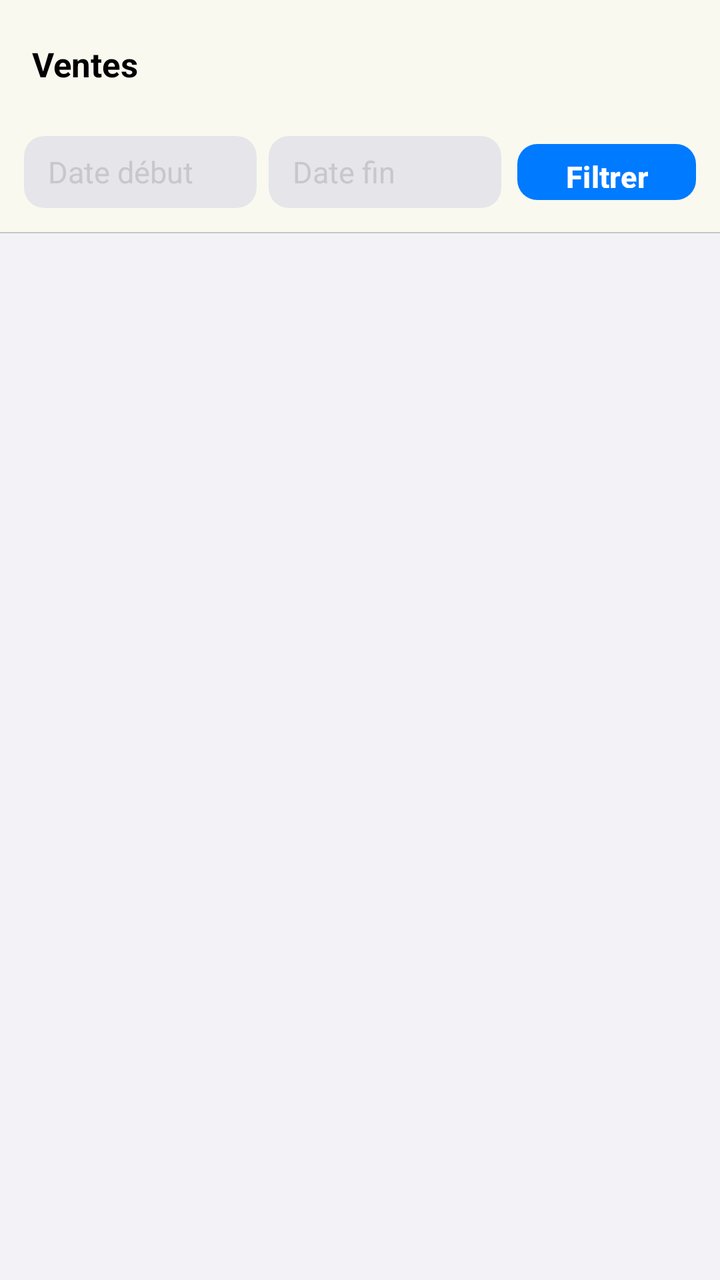
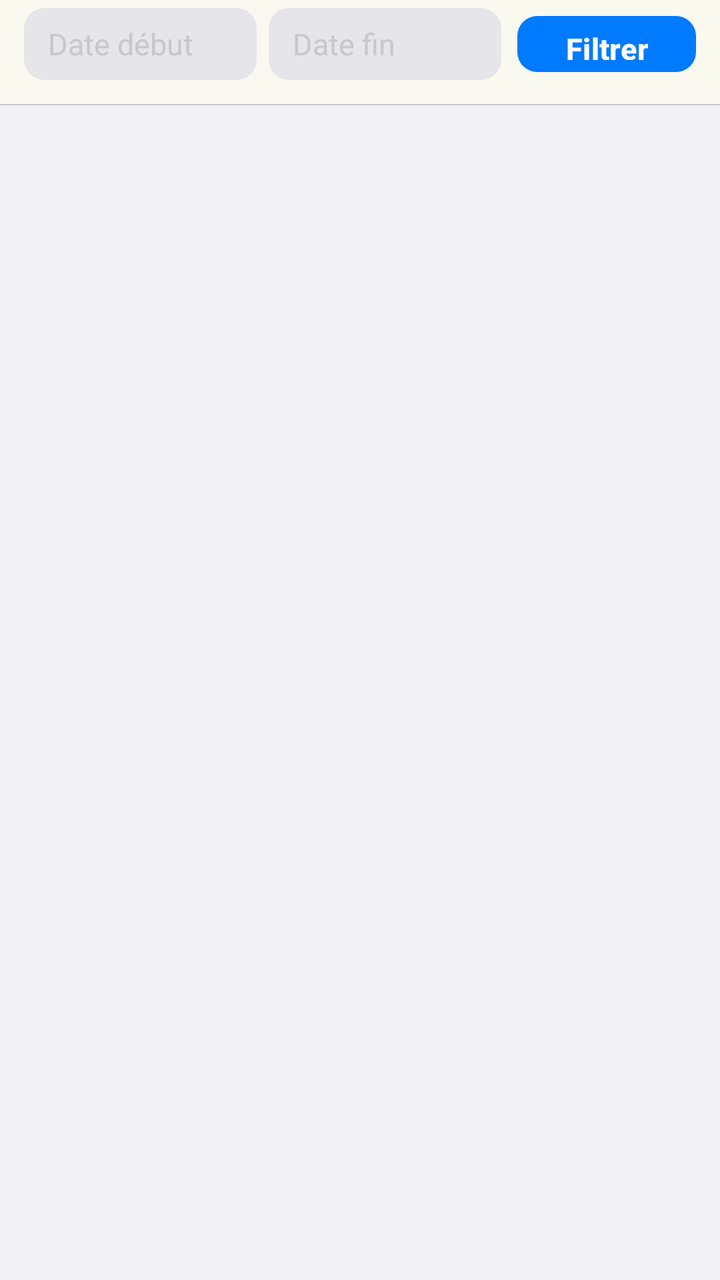

Two renders of the same Android screen: before a commit and after it. Below are the layout's source before the change and the commit's diff.
<!-- AndroidManifest.xml: application theme Theme.MyAdermoShop -->
<!-- res/layout/fragment_sells.xml -->
<?xml version="1.0" encoding="utf-8"?>
<androidx.coordinatorlayout.widget.CoordinatorLayout
    xmlns:android="http://schemas.android.com/apk/res/android"
    xmlns:app="http://schemas.android.com/apk/res-auto"
    android:layout_width="match_parent"
    android:layout_height="match_parent"
    android:background="@color/ios_bg">

    <com.google.android.material.appbar.AppBarLayout
        android:layout_width="match_parent"
        android:layout_height="wrap_content"
        android:background="@color/ios_nav"
        app:elevation="0dp">
        <com.google.android.material.appbar.MaterialToolbar
            android:layout_width="match_parent"
            android:layout_height="?attr/actionBarSize"
            android:background="@color/ios_nav"
            app:title="Ventes"
            app:titleTextAppearance="@style/T.NavTitle"/>
        
        <LinearLayout
            android:layout_width="match_parent"
            android:layout_height="52dp"
            android:gravity="center_vertical"
            android:orientation="horizontal"
            android:paddingStart="12dp"
            android:paddingEnd="12dp"
            android:paddingBottom="8dp">
            <com.google.android.material.card.MaterialCardView
                android:layout_width="0dp"
                android:layout_weight="1"
                android:layout_height="36dp"
                android:layout_marginEnd="6dp"
                app:cardBackgroundColor="@color/ios_fill"
                app:cardCornerRadius="10dp"
                app:cardElevation="0dp"
                app:strokeWidth="0dp">
                <EditText
                    android:id="@+id/editTextStartDate"
                    android:layout_width="match_parent"
                    android:layout_height="match_parent"
                    android:background="@null"
                    android:clickable="true"
                    android:focusable="false"
                    android:hint="Date début"
                    android:paddingStart="12dp"
                    android:singleLine="true"
                    android:textColor="@color/ios_label"
                    android:textColorHint="@color/ios_placeholder"
                    android:textSize="15sp"/>
            </com.google.android.material.card.MaterialCardView>
            <com.google.android.material.card.MaterialCardView
                android:layout_width="0dp"
                android:layout_weight="1"
                android:layout_height="36dp"
                android:layout_marginEnd="8dp"
                app:cardBackgroundColor="@color/ios_fill"
                app:cardCornerRadius="10dp"
                app:cardElevation="0dp"
                app:strokeWidth="0dp">
                <EditText
                    android:id="@+id/editTextEndDate"
                    android:layout_width="match_parent"
                    android:layout_height="match_parent"
                    android:background="@null"
                    android:clickable="true"
                    android:focusable="false"
                    android:hint="Date fin"
                    android:paddingStart="12dp"
                    android:singleLine="true"
                    android:textColor="@color/ios_label"
                    android:textColorHint="@color/ios_placeholder"
                    android:textSize="15sp"/>
            </com.google.android.material.card.MaterialCardView>
            <com.google.android.material.button.MaterialButton
                android:id="@+id/buttonFilter"
                android:layout_width="wrap_content"
                android:layout_height="36dp"
                android:text="Filtrer"
                android:textColor="@color/ios_btn_text"
                android:textSize="15sp"
                android:textStyle="bold"
                android:stateListAnimator="@null"
                app:backgroundTint="@color/ios_btn"
                app:cornerRadius="10dp"
                app:elevation="0dp"/>
        </LinearLayout>
        <View android:layout_width="match_parent" android:layout_height="0.5dp" android:background="@color/ios_sep"/>
    </com.google.android.material.appbar.AppBarLayout>

    <androidx.recyclerview.widget.RecyclerView
        android:id="@+id/recyclerViewSells"
        android:layout_width="match_parent"
        android:layout_height="match_parent"
        android:clipToPadding="false"
        android:paddingBottom="16dp"
        app:layout_behavior="@string/appbar_scrolling_view_behavior"/>

</androidx.coordinatorlayout.widget.CoordinatorLayout>
<!-- resources referenced by this layout -->
<resources>
  <color name="ios_bg">#F2F2F7</color>
  <color name="ios_btn">#007AFF</color>
  <color name="ios_btn_text">#FFFFFF</color>
  <color name="ios_fill">#E5E5EA</color>
  <color name="ios_label">#000000</color>
  <color name="ios_nav">#F9F9F9F0</color>
  <color name="ios_placeholder">#C7C7CC</color>
  <color name="ios_sep">#C6C6C8</color>
  <style name="T.NavTitle">
          <item name="android:textSize">17sp</item>
          <item name="android:textStyle">bold</item>
          <item name="android:textColor">@color/ios_label</item>
          <item name="android:letterSpacing">-0.004</item>
      </style>
  <style name="Theme.MyAdermoShop" parent="Base.Theme.MyAdermoShop" />
  <style name="Base.Theme.MyAdermoShop" parent="Theme.Material3.DayNight.NoActionBar">
          
          
      </style>
</resources>

<!-- the commit's change to res/layout/fragment_sells.xml (unified diff, before → after) -->
@@ -11,13 +11,7 @@
         android:layout_height="wrap_content"
         android:background="@color/ios_nav"
         app:elevation="0dp">
-        <com.google.android.material.appbar.MaterialToolbar
-            android:layout_width="match_parent"
-            android:layout_height="?attr/actionBarSize"
-            android:background="@color/ios_nav"
-            app:title="Ventes"
-            app:titleTextAppearance="@style/T.NavTitle"/>
-        
+               
         <LinearLayout
             android:layout_width="match_parent"
             android:layout_height="52dp"
<!-- resource entries referenced after the edit -->
@@ -8,12 +8,6 @@
   <color name="ios_nav">#F9F9F9F0</color>
   <color name="ios_placeholder">#C7C7CC</color>
   <color name="ios_sep">#C6C6C8</color>
-  <style name="T.NavTitle">
-          <item name="android:textSize">17sp</item>
-          <item name="android:textStyle">bold</item>
-          <item name="android:textColor">@color/ios_label</item>
-          <item name="android:letterSpacing">-0.004</item>
-      </style>
   <style name="Theme.MyAdermoShop" parent="Base.Theme.MyAdermoShop" />
   <style name="Base.Theme.MyAdermoShop" parent="Theme.Material3.DayNight.NoActionBar">
           
